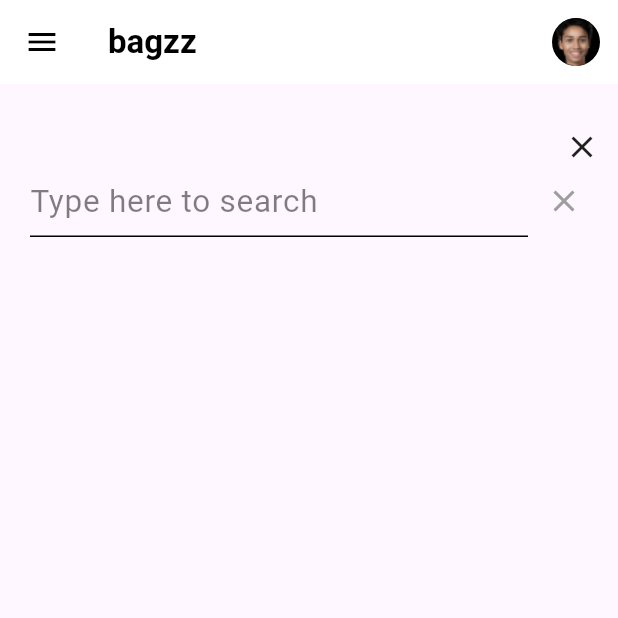
After one commit to obidkhandev/homework---14-UI, a Flutter app: the SearchPage screen opened directly, on a phone screen of 412 x 824 dp, the top half of it. The commit adds this screen. Run offline on Flutter 3.47's test engine with Material 3 defaults, Android fonts, the phone set to English and light mode, and no system bars; our stand-ins replace flutter_svg; Roboto replaces fonts that are missing (Playfair Display, Work Sans).

Commit message:
Add new screen

```diff
--- /dev/null
+++ b/lib/ui_12/screens/search_page.dart
@@ -0,0 +1,86 @@
+import 'package:flutter/material.dart';
+import 'package:modul_4_homework_obidxon/ui_12/compatations.dart';
+import 'package:modul_4_homework_obidxon/ui_12/widget/person_circle.dart';
+import 'package:modul_4_homework_obidxon/ui_3/constants.dart';
+
+class SearchPage extends StatefulWidget {
+  SearchPage({Key? key}) : super(key: key);
+
+  @override
+  State<SearchPage> createState() => _SearchPageState();
+}
+
+class _SearchPageState extends State<SearchPage> {
+  final TextEditingController _controller = TextEditingController();
+
+  @override
+  Widget build(BuildContext context) {
+    return Scaffold(
+      appBar: AppBar(
+        backgroundColor: Colors.white,
+        leading: IconButton(
+          onPressed: () {},
+          icon: Icon(
+            Icons.menu,
+            weight: 24,
+            color: kBackColor,
+          ),
+        ),
+        title: Text(
+          'bagzz',
+        ),
+        titleTextStyle: kPlayfairDisplay,
+        actions: [
+          PersonCircle(),
+        ],
+      ),
+      body: Padding(
+        padding: EdgeInsets.only(
+          left: 12,
+          right: 12,
+          top: 30,
+        ),
+        child: Column(
+          children: [
+            Align(
+              alignment: Alignment.topRight,
+              child: Icon(Icons.clear),
+            ),
+            Container(
+              child: Row(
+                children: [
+                  const SizedBox(width: 8),
+                  Expanded(
+                    child: TextField(
+                      controller: _controller,
+                      decoration: InputDecoration(
+                        hintText: 'Type here to search',
+                        hintStyle: kWorkSansBlack.copyWith(
+                          fontSize: 21,
+                          fontWeight: FontWeight.w400,
+                          color: kBackColor.withOpacity(.5),
+                        ),
+                        enabledBorder: UnderlineInputBorder(
+                          borderSide: BorderSide(color: kBackColor),
+                        ),
+                      ),
+                    ),
+                  ),
+                  IconButton(
+                    onPressed: () {
+                      _controller.clear();
+                    },
+                    icon: Icon(
+                      Icons.clear,
+                      color: Colors.grey,
+                    ),
+                  ),
+                ],
+              ),
+            ),
+          ],
+        ),
+      ),
+    );
+  }
+}
--- /dev/null
+++ b/lib/ui_12/widget/person_circle.dart
@@ -0,0 +1,26 @@
+import 'package:flutter/material.dart';
+import 'package:modul_4_homework_obidxon/ui_3/constants.dart';
+
+class PersonCircle extends StatelessWidget {
+  const PersonCircle({
+    super.key,
+  });
+
+  @override
+  Widget build(BuildContext context) {
+    return Container(
+      height: 32,
+      width: 32,
+      margin: EdgeInsets.only(
+        right: 12,
+      ),
+      decoration: BoxDecoration(
+        color: kBackColor,
+        shape: BoxShape.circle,
+        image: DecorationImage(
+          image: AssetImage('assets/ui_12/images/Ellipse 3 (1).png'),
+        ),
+      ),
+    );
+  }
+}
```
Also changed, not shown: lib/ui_12/screens/home_screens.dart (+2 -14 lines), lib/ui_12/widget/bottom_nav_bar.dart (+23 -7 lines), lib/ui_12/widget/buy_card.dart (added, +37 -0 lines), lib/ui_12/widget/wishlist.dart (+31 -5 lines), assets/ui_12/images/x.png (added).
